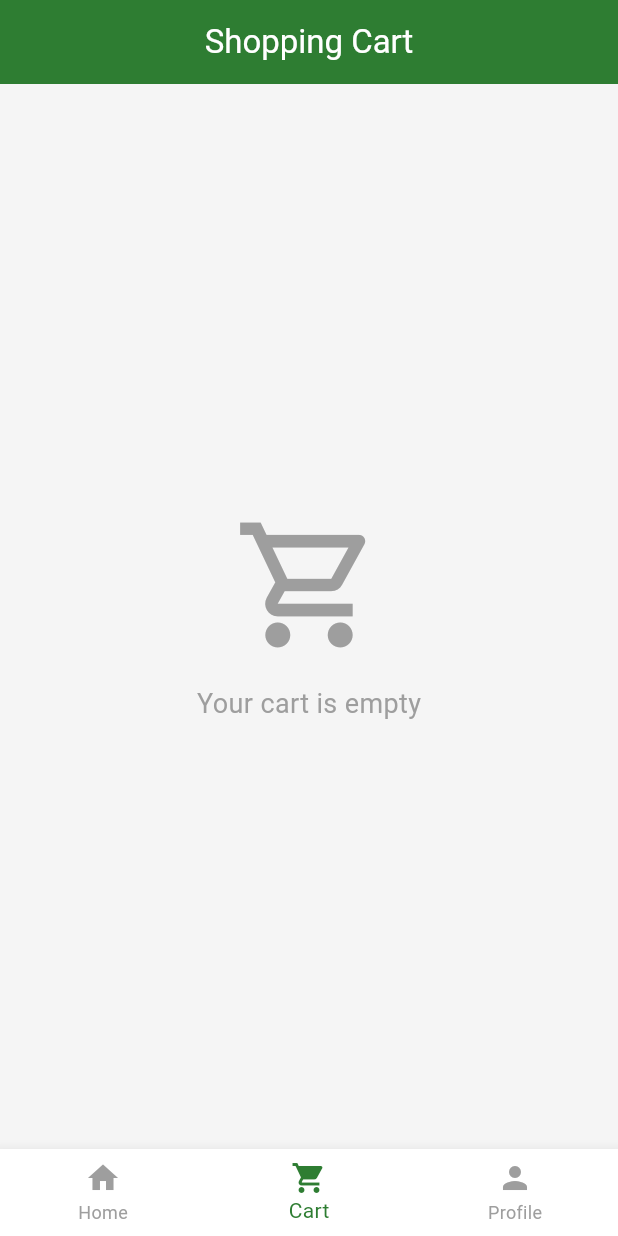
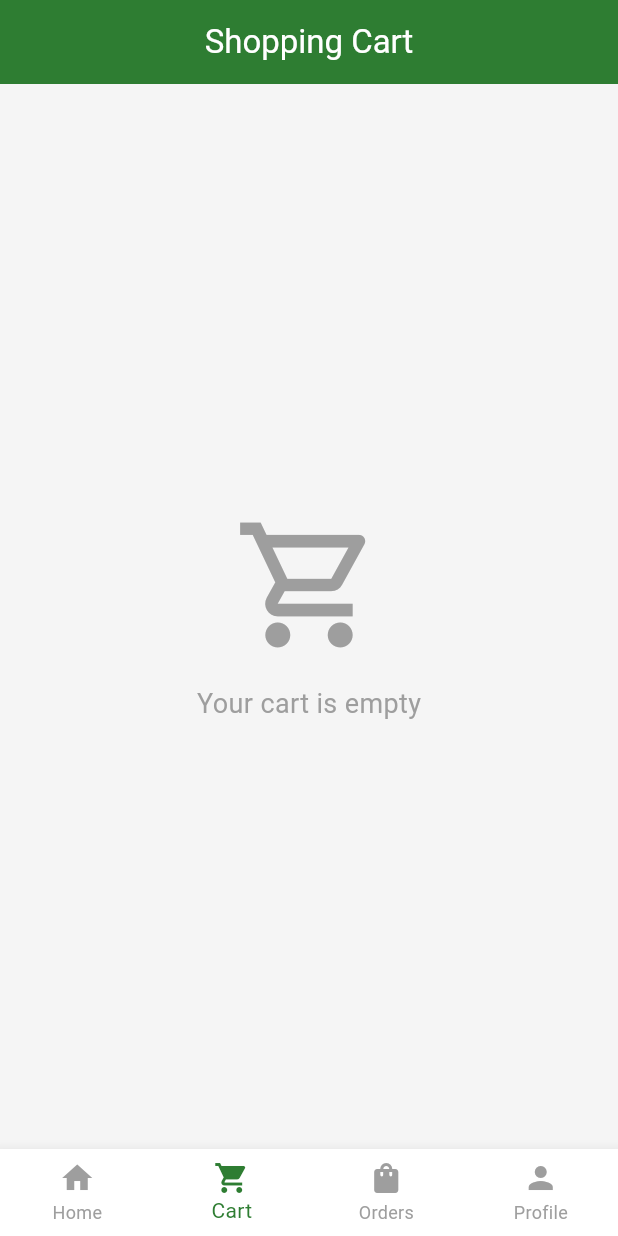
Before and after one commit to ayse-aktas/flutter_admin_panel_development, a Flutter app: the screen it shows once a user with an empty profile is signed in, item 2 of the bottom bar chosen, on a phone screen of 412 x 824 dp. Run offline on Flutter 3.47's test engine with Material 3 defaults, Android fonts, the light colour scheme and no system bars; our stand-ins replace cloud_firestore, firebase_auth, firebase_core, image_picker; accounts and stored records are empty.

Commit message:
feat: add orders tab to user navigation and verify admin order management

```diff
--- a/lib/screens/user/user_main_screen.dart
+++ b/lib/screens/user/user_main_screen.dart
@@ -1,6 +1,7 @@
 import 'package:flutter/material.dart';
 import 'package:flutter_admin_panel_development/screens/user/cart_screen.dart';
 import 'package:flutter_admin_panel_development/screens/user/profile_screen.dart';
+import 'package:flutter_admin_panel_development/screens/user/my_orders_screen.dart';
 import 'package:flutter_admin_panel_development/screens/user/user_home_screen.dart';
 import 'package:flutter_admin_panel_development/utils/theme.dart';
 
@@ -17,6 +18,7 @@ class _UserMainScreenState extends State<UserMainScreen> {
   final List<Widget> _pages = [
     const UserHomeScreen(),
     const CartScreen(),
+    const MyOrdersScreen(),
     const ProfileScreen(),
   ];
 
@@ -40,6 +42,10 @@ class _UserMainScreenState extends State<UserMainScreen> {
             icon: Icon(Icons.shopping_cart),
             label: 'Cart',
           ),
+          BottomNavigationBarItem(
+            icon: Icon(Icons.shopping_bag),
+            label: 'Orders',
+          ),
           BottomNavigationBarItem(icon: Icon(Icons.person), label: 'Profile'),
         ],
       ),
```
